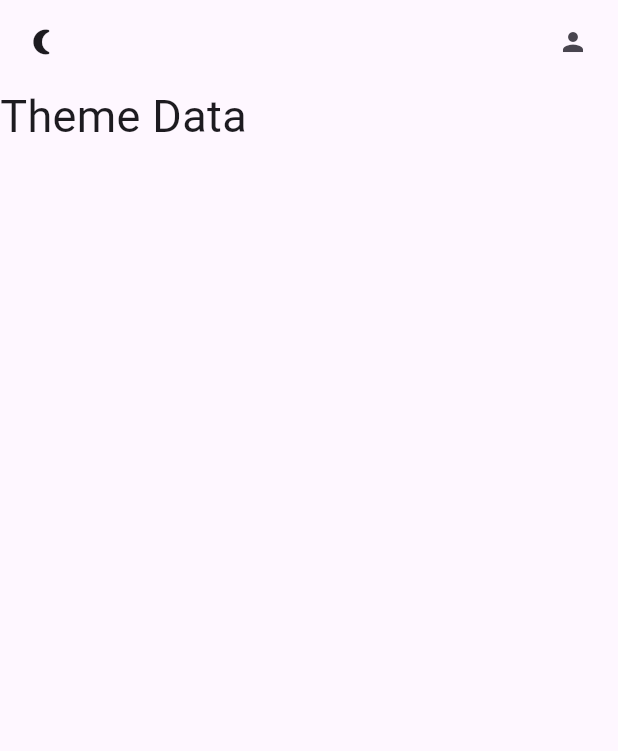
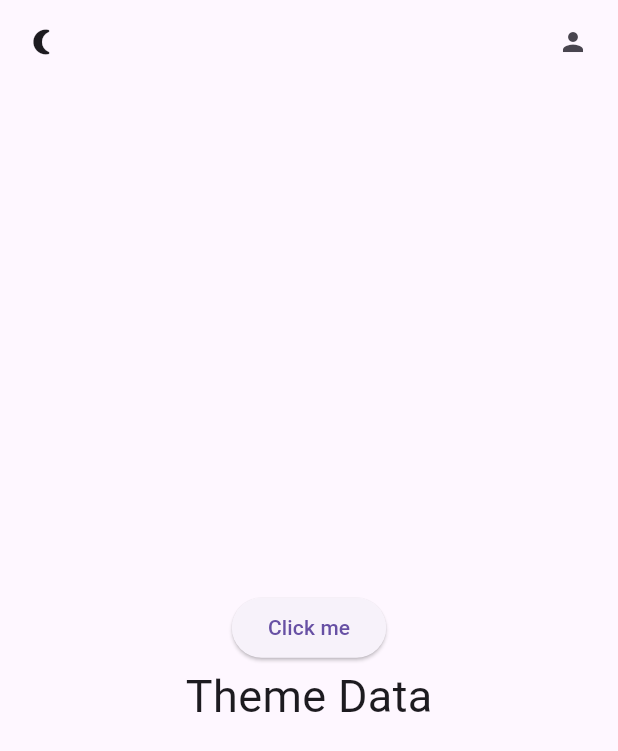
Before and after one commit to ArrvinRoy/my_app_project2, a Flutter app: the screen it shows after launch, on a phone screen of 412 x 824 dp. Shown: the top 751 px of the screen. Run offline on Flutter 3.47's test engine with Material 3 defaults, Android fonts, the phone set to English and light mode, and no system bars; our stand-ins replace get, get_storage.

Commit message:
fix setup local notification. todo: code to trigger it

```diff
--- a/lib/main.dart
+++ b/lib/main.dart
@@ -1,4 +1,3 @@
-import 'package:device_preview/device_preview.dart';
 import 'package:flutter/material.dart';
 import 'package:get/get_navigation/src/root/get_material_app.dart';
 import 'package:get_storage/get_storage.dart';
@@ -9,7 +8,10 @@ import 'package:my_app_project/ui/theme.dart';
 Future<void> main() async {
   WidgetsFlutterBinding.ensureInitialized();
   await GetStorage.init();
-  runApp(DevicePreview(builder: (context) => MyApp()));
+
+  ///dont use this to avoid duplicate phone
+  runApp(MyApp());
+  // runApp(DevicePreview(builder: (context) => MyApp()));
 }
 
 class MyApp extends StatelessWidget {
--- a/lib/ui/home_page.dart
+++ b/lib/ui/home_page.dart
@@ -14,8 +14,18 @@ class _HomePageState extends State<HomePage> {
   Widget build(BuildContext context) {
     return Scaffold(
       appBar: _appBar(),
-      body: Column(
-        children: [Text("Theme Data", style: TextStyle(fontSize: 30))],
+
+      ///this widget to make content center
+      body: Center(
+        child: Column(
+          ///this line to make content center
+          mainAxisAlignment: MainAxisAlignment.center,
+          children: [
+            ///add button to test trigger notification here
+            ElevatedButton(onPressed: () {}, child: Text("Click me")),
+            Text("Theme Data", style: TextStyle(fontSize: 30)),
+          ],
+        ),
       ),
     );
   }
--- a/pubspec.yaml
+++ b/pubspec.yaml
@@ -38,6 +38,10 @@ dependencies:
   cupertino_icons: ^1.0.8
   get_storage:
   get:
+
+  #add this to use notifcation plugin
+  flutter_local_notifications: ^19.2.0
+
 dev_dependencies:
   flutter_test:
     sdk: flutter
```
Also changed, not shown: pubspec.lock, 4 other files.
